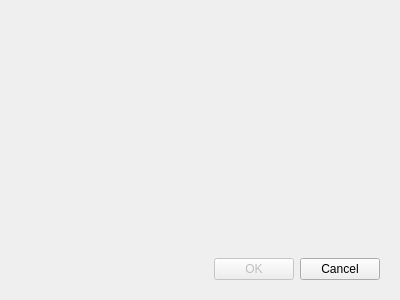
First picture: the form in baramFlow/view/results/graphics/colormap_scheme_dialog.ui, repository nextfoam/baram, before the edit.
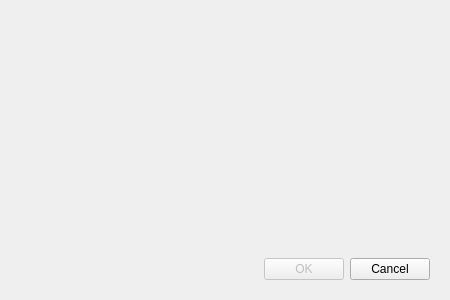
Second picture: the form after the edit.

```diff
--- a/baramFlow/view/results/graphics/colormap_scheme_dialog.ui
+++ b/baramFlow/view/results/graphics/colormap_scheme_dialog.ui
@@ -6,7 +6,7 @@
    <rect>
     <x>0</x>
     <y>0</y>
-    <width>400</width>
+    <width>450</width>
     <height>300</height>
    </rect>
   </property>
```
